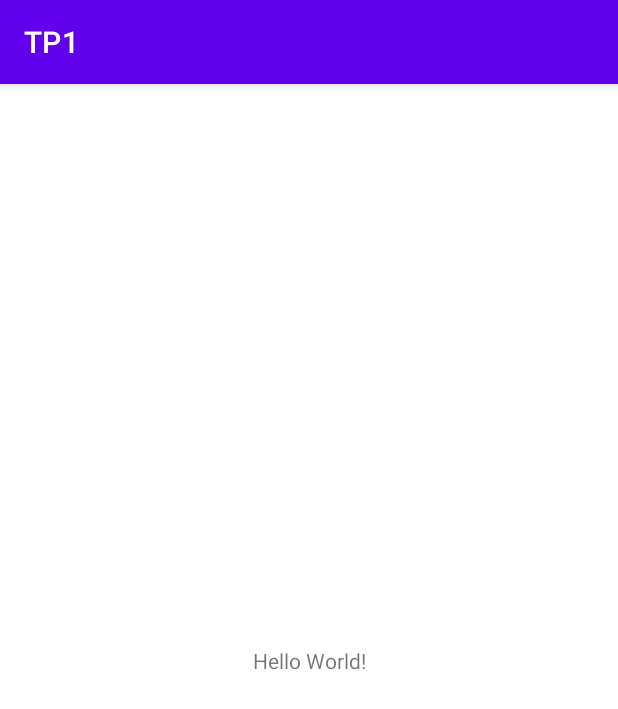
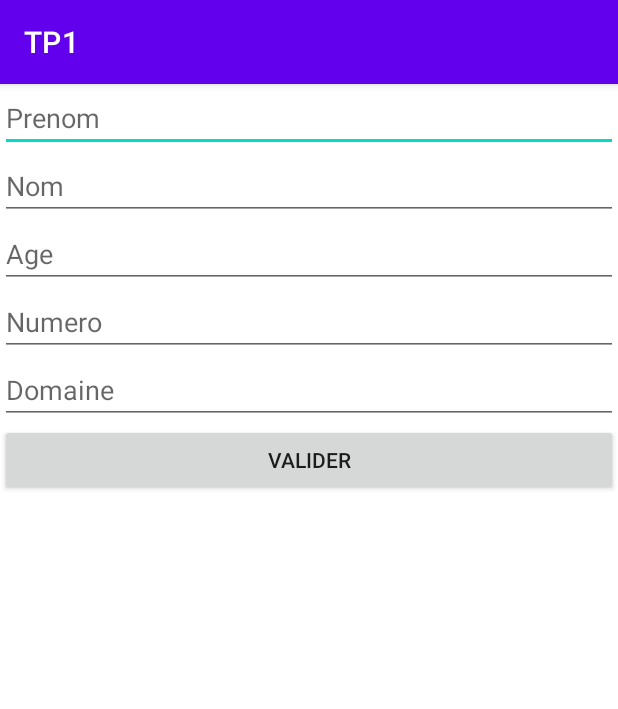
Before and after one commit to MartinSanchezIut/Master1-GL-S2, an Android app: the screen it shows after launch (MainActivity), on a phone screen of 412 x 824 dp. Shown: the top 709 px of the screen. Run offline under Robolectric (Android 15) with nearby library versions, the phone set to English and light mode, and no system bars.

Commit message:
avancement tp mobile

```diff
--- a/HAI811-DevMobile/TP1/app/src/main/java/fr/sanchez/devMobile/tp1/MainActivity.java
+++ b/HAI811-DevMobile/TP1/app/src/main/java/fr/sanchez/devMobile/tp1/MainActivity.java
@@ -1,14 +1,94 @@
 package fr.sanchez.devMobile.tp1;
 
+import androidx.appcompat.app.AlertDialog;
 import androidx.appcompat.app.AppCompatActivity;
 
+import android.content.DialogInterface;
 import android.os.Bundle;
+import android.view.View;
+import android.widget.Button;
+import android.widget.EditText;
+import android.widget.LinearLayout;
+import android.widget.TextView;
+import android.widget.Toast;
 
 public class MainActivity extends AppCompatActivity {
+
+    EditText nom, prenom, age, numero, domaine;
 
     @Override
     protected void onCreate(Bundle savedInstanceState) {
         super.onCreate(savedInstanceState);
-        setContentView(R.layout.activity_main);
+
+        // Ex1: Hello world
+        //setContentView(R.layout.helloworld);
+        /*
+        TextView t = new TextView(this);
+        t.setText("Hello world !");
+        setContentView(t);
+        */
+
+        // Ex2 :
+        setContentView(R.layout.form);
+        nom = (EditText) this.findViewById(R.id.Nom);
+        prenom = (EditText) this.findViewById(R.id.Prenom);
+        age = (EditText) this.findViewById(R.id.Age);
+        numero = (EditText) this.findViewById(R.id.numero);
+        domaine = (EditText) this.findViewById(R.id.Domaine);
+
+
+        LinearLayout layout = new LinearLayout(this);
+        layout.setOrientation(LinearLayout.VERTICAL);
+
+        EditText prenom = new EditText(this);
+        prenom.setHint(getString(R.string.prenom));
+        EditText nom = new EditText(this);
+        nom.setHint(getString(R.string.nom));
+        EditText age = new EditText(this);
+        age.setHint(getString(R.string.age));
+        EditText numero = new EditText(this);
+        numero.setHint(getString(R.string.num));
+        EditText domaine = new EditText(this);
+        domaine.setHint(getString(R.string.domaine));
+        Button bouton = new Button(this);
+        bouton.setText(getString(R.string.valider));
+        bouton.setOnClickListener(new View.OnClickListener() {
+            @Override
+            public void onClick(View v) {
+                click(v);
+            }});
+
+        layout.addView(prenom);
+        layout.addView(nom);
+        layout.addView(age);
+        layout.addView(numero);
+        layout.addView(domaine);
+        layout.addView(bouton);
+
+        setContentView(layout);
+    }
+
+    public void click(View v) {
+        AlertDialog.Builder b = new AlertDialog.Builder(this) ;
+        b.setMessage(getString(R.string.alertDialog));
+
+        b.setPositiveButton(getString(R.string.oui), new DialogInterface.OnClickListener() {
+            @Override
+            public void onClick(DialogInterface dialogInterface, int i) {
+                Toast.makeText(MainActivity.this, getString(R.string.prenom) + " :" + prenom.getText().toString() +"\n"+
+                        getString(R.string.nom) + " :" + nom.getText().toString() + "\n"+
+                        getString(R.string.age) + " :" + age.getText().toString() + "\n"+
+                        getString(R.string.num) + " :" + numero.getText().toString()+"\n"+
+                        getString(R.string.domaine) + " :" + domaine.getText().toString(), Toast.LENGTH_LONG).show();
+            }
+        });
+        b.setNegativeButton(getString(R.string.non), new DialogInterface.OnClickListener() {
+            @Override
+            public void onClick(DialogInterface dialogInterface, int i) {
+
+            }
+        });
+        AlertDialog dialog = b.create();
+        dialog.show();
     }
 }
--- a/HAI811-DevMobile/TP1/app/src/main/res/values/strings.xml
+++ b/HAI811-DevMobile/TP1/app/src/main/res/values/strings.xml
@@ -1,3 +1,12 @@
 <resources>
     <string name="app_name">TP1</string>
+    <string name="nom">Nom</string>
+    <string name="prenom">Prenom</string>
+    <string name="age">Age</string>
+    <string name="domaine">Domaine</string>
+    <string name="num">Numero</string>
+    <string name="valider">Valider</string>
+    <string name="alertDialog">Vous validez ces informations ?</string>
+    <string name="oui">Oui</string>
+    <string name="non">Non</string>
 </resources>
```
Also changed, not shown: HAI811-DevMobile/TP1/app/src/main/res/layout/form.xml (added, +75 -0 lines), HAI811-DevMobile/TP1/app/src/main/res/layout/helloworld.xml (renamed from HAI811-DevMobile/TP1/app/src/main/res/layout/activity_main.xml), 1 other file.
